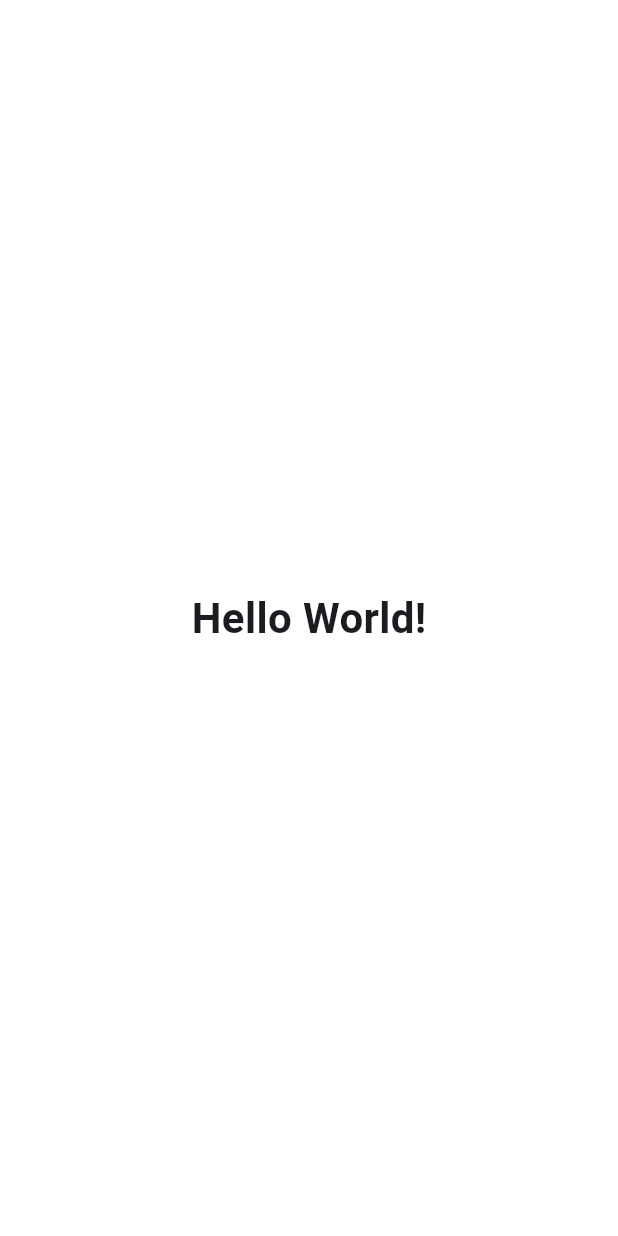
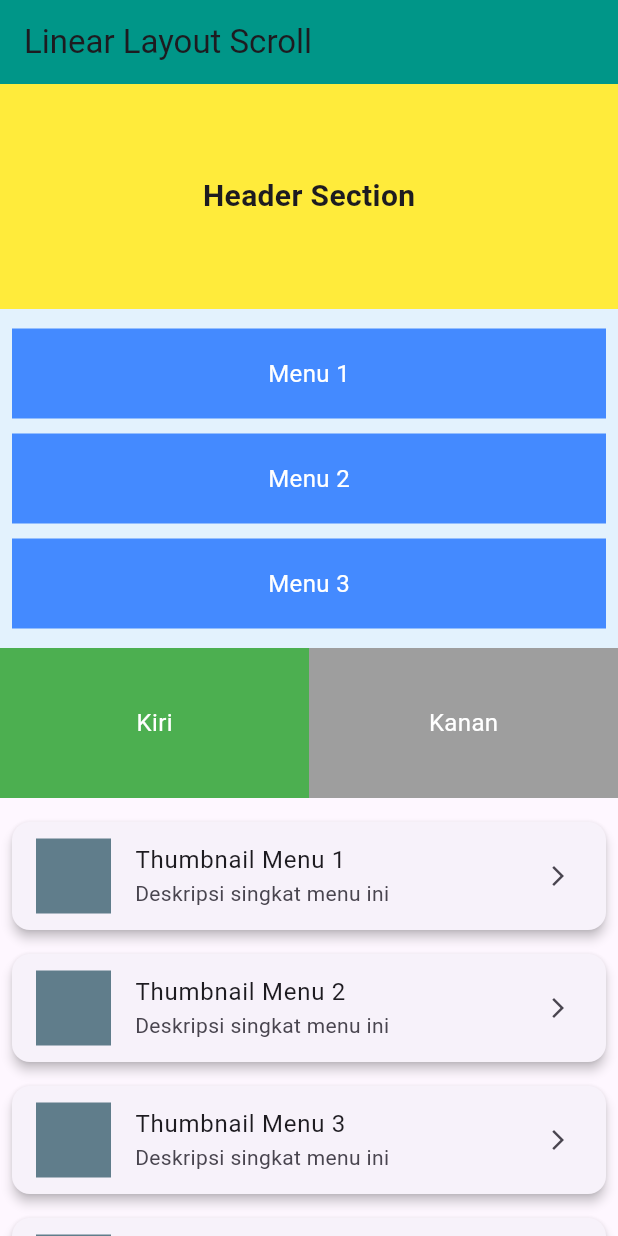
Before and after one commit to ivanrzky/hello-world-flutter, a Flutter app: the screen it shows after launch, on a phone screen of 412 x 824 dp. Run offline on Flutter 3.47's test engine with Material 3 defaults, Android fonts, the phone set to English and light mode, and no system bars.

Commit message:
update main : layout

```diff
--- a/lib/main.dart
+++ b/lib/main.dart
@@ -9,13 +9,108 @@ class MyApp extends StatelessWidget {
   Widget build(BuildContext context) {
     return const MaterialApp(
       debugShowCheckedModeBanner: false,
-      home: Scaffold(
-        backgroundColor: Colors.white,
-        body: Center(
-          child: Text(
-            'Hello World!',
-            style: TextStyle(fontSize: 28, fontWeight: FontWeight.w600),
-          ),
+      home: LinearLayoutPage(),
+    );
+  }
+}
+
+class LinearLayoutPage extends StatelessWidget {
+  const LinearLayoutPage({super.key});
+
+  @override
+  Widget build(BuildContext context) {
+    return Scaffold(
+      appBar: AppBar(
+        title: const Text('Linear Layout Scroll'),
+        backgroundColor: Colors.teal,
+      ),
+      body: SingleChildScrollView(
+        child: Column(
+          children: [
+            // Bagian Header (kuning)
+            Container(
+              height: 150,
+              color: Colors.yellow,
+              alignment: Alignment.center,
+              child: const Text(
+                'Header Section',
+                style: TextStyle(fontSize: 20, fontWeight: FontWeight.bold),
+              ),
+            ),
+
+            // Bagian Menu (biru)
+            Container(
+              color: Colors.blue.shade50,
+              padding: const EdgeInsets.all(8),
+              child: Column(
+                children: List.generate(
+                  3,
+                  (index) => Container(
+                    margin: const EdgeInsets.symmetric(vertical: 5),
+                    height: 60,
+                    color: Colors.blueAccent,
+                    alignment: Alignment.center,
+                    child: Text(
+                      'Menu ${index + 1}',
+                      style: const TextStyle(color: Colors.white, fontSize: 16),
+                    ),
+                  ),
+                ),
+              ),
+            ),
+
+            // Dua kolom bawah (hijau & abu)
+            Row(
+              children: [
+                Expanded(
+                  child: Container(
+                    height: 100,
+                    color: Colors.green,
+                    alignment: Alignment.center,
+                    child: const Text(
+                      'Kiri',
+                      style: TextStyle(color: Colors.white, fontSize: 16),
+                    ),
+                  ),
+                ),
+                Expanded(
+                  child: Container(
+                    height: 100,
+                    color: Colors.grey,
+                    alignment: Alignment.center,
+                    child: const Text(
+                      'Kanan',
+                      style: TextStyle(color: Colors.white, fontSize: 16),
+                    ),
+                  ),
+                ),
+              ],
+            ),
+
+            // Banyak menu thumbnail di bawah
+            Padding(
+              padding: const EdgeInsets.all(8.0),
+              child: Column(
+                children: List.generate(
+                  10, // jumlah thumbnail
+                  (index) => Card(
+                    elevation: 3,
+                    margin: const EdgeInsets.symmetric(vertical: 8),
+                    child: ListTile(
+                      leading: Container(
+                        width: 50,
+                        height: 50,
+                        color: Colors.blueGrey,
+                      ),
+                      title: Text('Thumbnail Menu ${index + 1}'),
+                      subtitle: const Text('Deskripsi singkat menu ini'),
+                      trailing: const Icon(Icons.arrow_forward_ios, size: 16),
+                    ),
+                  ),
+                ),
+              ),
+            ),
+          ],
         ),
       ),
     );
```
